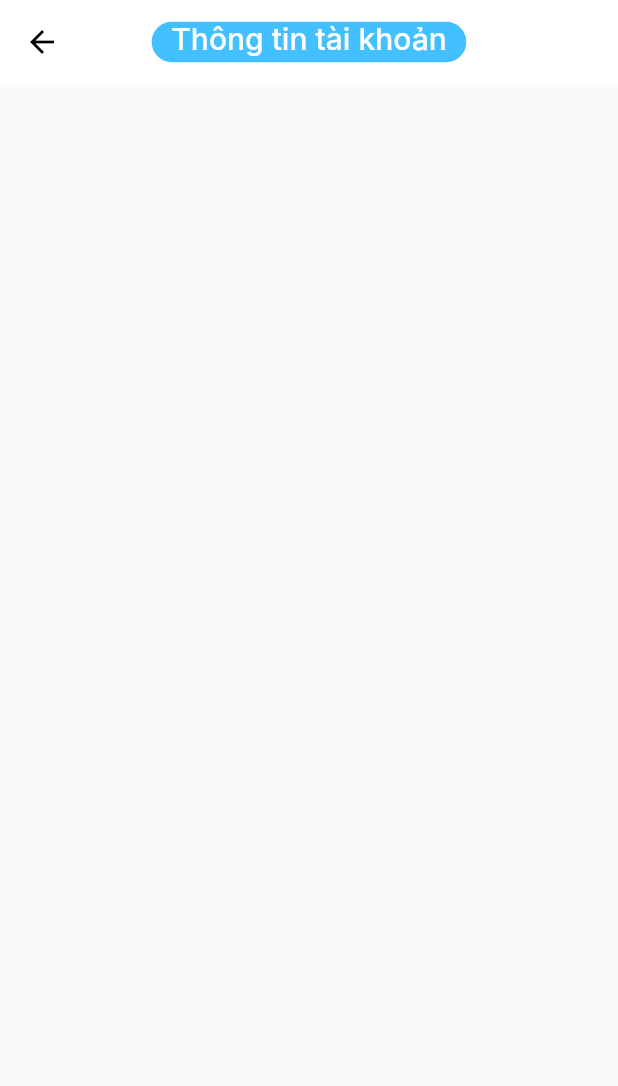
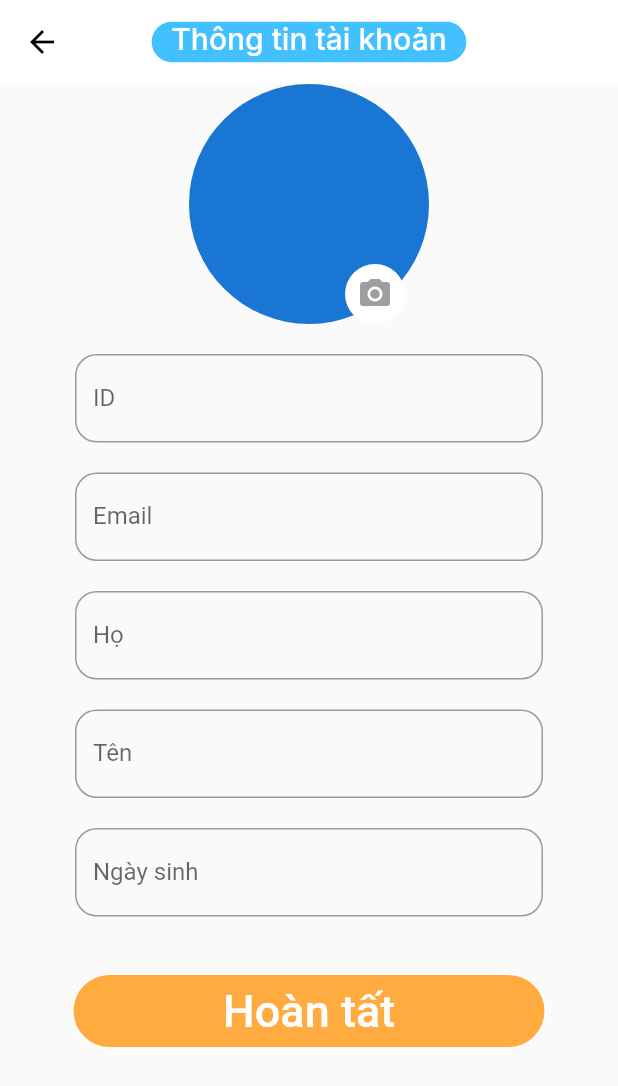
Before and after one commit to hieutran018/hab_app_trac_nghiem, a Flutter app: the InfoScreen screen opened by its route, on a phone screen of 412 x 824 dp. Shown: the top 1086 px of the screen. Run offline on Flutter 3.47's test engine with Material 2 defaults, Android fonts, the phone set to English and light mode, and no system bars; our stand-ins replace bordered_text, flutter_screenutil, flutter_svg, google_fonts, persistent_bottom_nav_bar, shared_preferences and 2 more; accounts and stored records are empty.

Commit message:
Update info_screen.dart

```diff
--- a/lib/ui/setting_screen/info_screen.dart
+++ b/lib/ui/setting_screen/info_screen.dart
@@ -1,3 +1,4 @@
+import 'package:flutter/cupertino.dart';
 import 'package:flutter/material.dart';
 import 'package:flutter_screenutil/flutter_screenutil.dart';
 import 'package:google_fonts/google_fonts.dart';
@@ -37,10 +38,114 @@
         elevation: 0.0,
         backgroundColor: const Color.fromRGBO(255, 255, 255, 1),
       ),
-      body: SingleChildScrollView(
-          child: Center(
-        child: Column(),
-      )),
+      body: ListView(
+        children: [
+          Stack(
+            children: [
+              Center(
+                child: CircleAvatar(
+                  radius: 80,
+                ),
+              ),
+              Positioned(
+                top: 120,
+                left: 230,
+                child: CircleAvatar(
+                  backgroundColor: Colors.white,
+                  child: Icon(
+                    Icons.camera_alt,
+                    color: Colors.grey,
+                  ),
+                ),
+              )
+            ],
+          ),
+          Column(
+            children: [
+              Padding(
+                padding: EdgeInsets.only(top: 20, left: 50, right: 50),
+                child: TextField(
+                  decoration: InputDecoration(
+                    border: OutlineInputBorder(
+                      borderRadius: BorderRadius.all(Radius.circular(15.w)),
+                    ),
+                    hintText: 'ID',
+                    labelText: 'ID',
+                  ),
+                ),
+              ),
+              Padding(
+                padding: EdgeInsets.only(top: 20, left: 50, right: 50),
+                child: TextField(
+                  decoration: InputDecoration(
+                    border: OutlineInputBorder(
+                      borderRadius: BorderRadius.all(Radius.circular(15.w)),
+                    ),
+                    hintText: 'Email',
+                    labelText: 'Email',
+                  ),
+                ),
+              ),
+              Padding(
+                padding: EdgeInsets.only(top: 20, left: 50, right: 50),
+                child: TextField(
+                  decoration: InputDecoration(
+                    border: OutlineInputBorder(
+                      borderRadius: BorderRadius.all(Radius.circular(15.w)),
+                    ),
+                    hintText: 'Họ',
+                    labelText: 'Họ',
+                  ),
+                ),
+              ),
+              Padding(
+                padding: EdgeInsets.only(top: 20, left: 50, right: 50),
+                child: TextField(
+                  decoration: InputDecoration(
+                    border: OutlineInputBorder(
+                      borderRadius: BorderRadius.all(Radius.circular(15.w)),
+                    ),
+                    hintText: 'Tên',
+                    labelText: 'Tên',
+                  ),
+                ),
+              ),
+              Padding(
+                padding: EdgeInsets.only(top: 20, left: 50, right: 50),
+                child: TextField(
+                  decoration: InputDecoration(
+                    border: OutlineInputBorder(
+                      borderRadius: BorderRadius.all(Radius.circular(15.w)),
+                    ),
+                    hintText: 'Ngày sinh',
+                    labelText: 'Ngày sinh',
+                  ),
+                ),
+              ),
+              Padding(
+                padding: const EdgeInsets.only(top: 30, left: 40, right: 40),
+                child: TextButton(
+                  onPressed: () {},
+                  child: Container(
+                    height: 50,
+                    decoration: BoxDecoration(
+                      border: Border.all(color: Colors.white),
+                      borderRadius: BorderRadius.circular(25),
+                      color: Colors.orangeAccent,
+                    ),
+                    child: Center(
+                      child: Text(
+                        "Hoàn tất",
+                        style: TextStyle(color: Colors.white, fontSize: 30),
+                      ),
+                    ),
+                  ),
+                ),
+              ),
+            ],
+          )
+        ],
+      ),
     );
   }
 }
```
